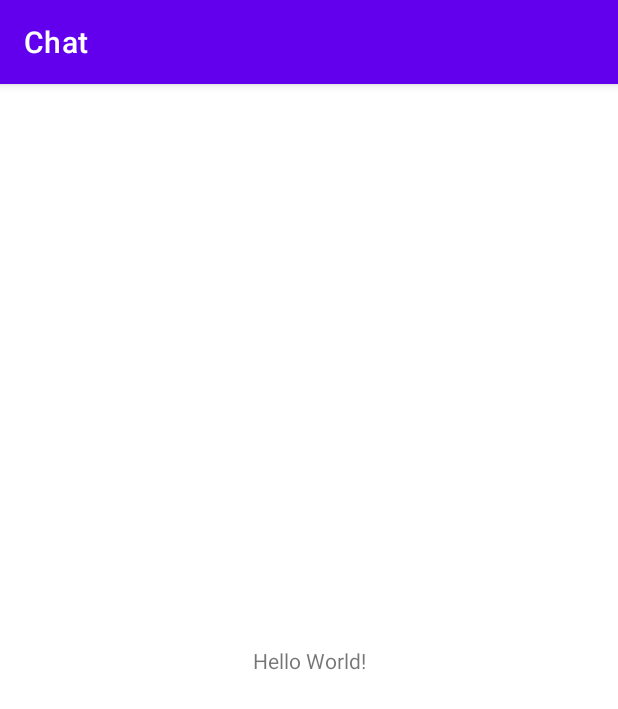
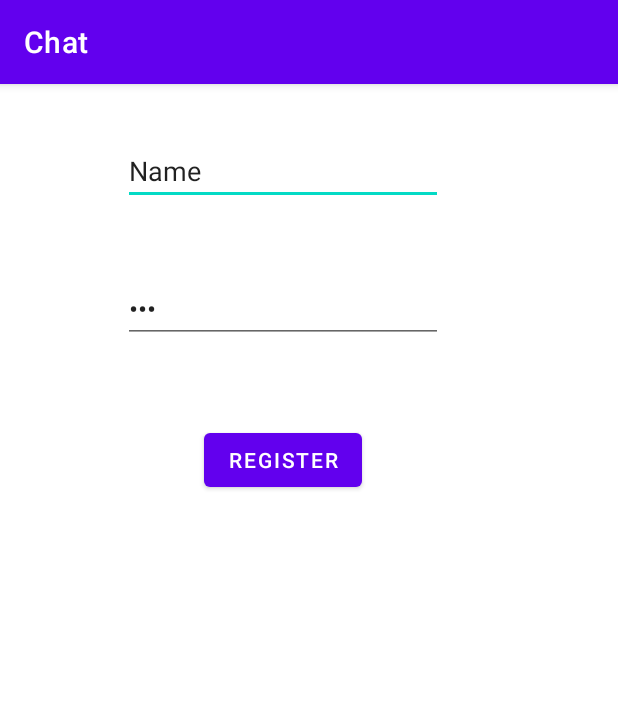
Before and after one commit to makewheels/Chat-Android, an Android app: the screen it shows after launch (MainActivity before the commit, RegisterActivity after it), on a phone screen of 412 x 824 dp. Shown: the top 709 px of the screen. Run offline under Robolectric (Android 15) with nearby library versions, the phone set to English and light mode, and no system bars; libraries missing offline, so code that uses them is left out: cn.jpush.android, es.dmoral.toasty; 2 statements that could not run were skipped.

Commit message:
与服务器跑通注册

```diff
--- a/app/src/main/java/com/androiddeveloper/chat/ExampleApplication.java
+++ b/app/src/main/java/com/androiddeveloper/chat/ChatApplication.java
@@ -4,12 +4,13 @@ import android.app.Application;
 
 import cn.jpush.android.api.JPushInterface;
 
-public class ExampleApplication extends Application {
+public class ChatApplication extends Application {
     @Override
     public void onCreate() {
         super.onCreate();
 
 //        JPushInterface.setDebugMode(true);
         JPushInterface.init(this);
+
     }
 }
--- a/app/src/main/java/com/androiddeveloper/chat/MainActivity.java
+++ /dev/null
@@ -1,38 +0,0 @@
-package com.androiddeveloper.chat;
-
-import android.os.Bundle;
-import android.util.Log;
-import android.widget.Toast;
-
-import androidx.appcompat.app.AppCompatActivity;
-
-import com.androiddeveloper.chat.utils.CallBackUtil;
-import com.androiddeveloper.chat.utils.OkhttpUtil;
-
-import cn.jpush.android.api.JPushInterface;
-import okhttp3.Call;
-
-public class MainActivity extends AppCompatActivity {
-
-    @Override
-    protected void onCreate(Bundle savedInstanceState) {
-        super.onCreate(savedInstanceState);
-        setContentView(R.layout.activity_main);
-
-        String registrationID = JPushInterface.getRegistrationID(this);
-        Log.e("tag", "MainActivity-registrationID " + registrationID);
-
-        String url = "http://10.4.137.239:8080/sendMessage?message=haelfgwjieof234f41";
-        OkhttpUtil.get(url, new CallBackUtil.CallBackString() {
-            @Override
-            public void onFailure(Call call, Exception e) {
-            }
-
-            @Override
-            public void onResponse(String response) {
-                Toast.makeText(MainActivity.this, "Success", Toast.LENGTH_SHORT).show();
-                Log.e("tag", response);
-            }
-        });
-    }
-}
--- /dev/null
+++ b/app/src/main/java/com/androiddeveloper/chat/entrance/EntranceActivity.java
@@ -0,0 +1,28 @@
+package com.androiddeveloper.chat.entrance;
+
+import android.content.Intent;
+import android.os.Bundle;
+import android.util.Log;
+
+import androidx.appcompat.app.AppCompatActivity;
+
+import com.androiddeveloper.chat.R;
+import com.androiddeveloper.chat.register.RegisterActivity;
+
+import cn.jpush.android.api.JPushInterface;
+
+public class EntranceActivity extends AppCompatActivity {
+
+    @Override
+    protected void onCreate(Bundle savedInstanceState) {
+        super.onCreate(savedInstanceState);
+        setContentView(R.layout.activity_entrance);
+
+        String registrationID = JPushInterface.getRegistrationID(this);
+        Log.e("tag", "MainActivity-registrationID " + registrationID);
+
+        Intent intent = new Intent(this, RegisterActivity.class);
+        startActivity(intent);
+        finish();
+    }
+}
--- a/app/src/main/java/com/androiddeveloper/chat/DataProvider.java
+++ b/app/src/main/java/com/androiddeveloper/chat/jpush/DataProvider.java
@@ -1,4 +1,4 @@
-package com.androiddeveloper.chat;
+package com.androiddeveloper.chat.jpush;
 
 import android.content.ContentProvider;
 import android.content.ContentValues;
--- a/app/src/main/java/com/androiddeveloper/chat/MyJCommonService.java
+++ b/app/src/main/java/com/androiddeveloper/chat/jpush/MyJCommonService.java
@@ -1,4 +1,4 @@
-package com.androiddeveloper.chat;
+package com.androiddeveloper.chat.jpush;
 
 import cn.jpush.android.service.JCommonService;
 
--- a/app/src/main/java/com/androiddeveloper/chat/MyJPushMessageReceiver.java
+++ b/app/src/main/java/com/androiddeveloper/chat/jpush/MyJPushMessageReceiver.java
@@ -1,4 +1,4 @@
-package com.androiddeveloper.chat;
+package com.androiddeveloper.chat.jpush;
 
 import android.content.Context;
 import android.util.Log;
--- /dev/null
+++ b/app/src/main/java/com/androiddeveloper/chat/register/RegisterActivity.java
@@ -0,0 +1,80 @@
+package com.androiddeveloper.chat.register;
+
+import android.content.Intent;
+import android.os.Bundle;
+import android.view.View;
+import android.widget.Button;
+import android.widget.EditText;
+import android.widget.Toast;
+
+import androidx.appcompat.app.AppCompatActivity;
+
+import com.androiddeveloper.chat.main.MainActivity;
+import com.androiddeveloper.chat.R;
+import com.androiddeveloper.chat.utils.Constants;
+import com.androiddeveloper.chat.utils.okhttp.CallBackUtil;
+import com.androiddeveloper.chat.utils.okhttp.OkhttpUtil;
+
+import java.util.HashMap;
+import java.util.Map;
+
+import es.dmoral.toasty.Toasty;
+import okhttp3.Call;
+
+public class RegisterActivity extends AppCompatActivity {
+    private EditText et_loginName;
+    private EditText et_password;
+    private Button btn_register;
+
+    @Override
+    protected void onCreate(Bundle savedInstanceState) {
+        super.onCreate(savedInstanceState);
+        setContentView(R.layout.activity_register);
+
+        initView();
+        setOnClickListener();
+    }
+
+    private void initView() {
+        et_loginName = findViewById(R.id.et_loginName);
+        et_password = findViewById(R.id.et_password);
+        btn_register = findViewById(R.id.btn_register);
+    }
+
+    private void setOnClickListener() {
+        btn_register.setOnClickListener(new View.OnClickListener() {
+            @Override
+            public void onClick(View v) {
+                click_btn_register();
+            }
+        });
+    }
+
+    /**
+     * 注册按钮
+     */
+    private void click_btn_register() {
+        String loginName = et_loginName.getText().toString();
+        String password = et_password.getText().toString();
+        Map<String, String> paramsMap = new HashMap<>();
+        paramsMap.put("loginName", loginName);
+        paramsMap.put("password", password);
+
+        OkhttpUtil.post(Constants.SERVER + "/user/register", paramsMap,
+                new CallBackUtil.CallBackString() {
+                    @Override
+                    public void onFailure(Call call, Exception e) {
+                        Toasty.error(RegisterActivity.this, R.string.error_occurred_please_retry,
+                                Toast.LENGTH_SHORT, true).show();
+                        e.printStackTrace();
+                    }
+
+                    @Override
+                    public void onResponse(String response) {
+                        Intent intent = new Intent(RegisterActivity.this, MainActivity.class);
+                        intent.putExtra("hello", response);
+                        startActivity(intent);
+                    }
+                });
+    }
+}
--- /dev/null
+++ b/app/src/main/java/com/androiddeveloper/chat/utils/Constants.java
@@ -0,0 +1,5 @@
+package com.androiddeveloper.chat.utils;
+
+public class Constants {
+    public static final String SERVER = "http://10.187.10.62:5007/chat-server";
+}
--- a/app/src/main/java/com/androiddeveloper/chat/utils/OkhttpUtil.java
+++ b/app/src/main/java/com/androiddeveloper/chat/utils/okhttp/OkhttpUtil.java
@@ -1,4 +1,4 @@
-package com.androiddeveloper.chat.utils;
+package com.androiddeveloper.chat.utils.okhttp;
 
 import java.io.File;
 import java.util.List;
--- a/app/src/main/java/com/androiddeveloper/chat/utils/RequestUtil.java
+++ b/app/src/main/java/com/androiddeveloper/chat/utils/okhttp/RequestUtil.java
@@ -1,4 +1,4 @@
-package com.androiddeveloper.chat.utils;
+package com.androiddeveloper.chat.utils.okhttp;
 
 import android.text.TextUtils;
 
--- a/app/src/main/res/layout/activity_main.xml
+++ b/app/src/main/res/layout/activity_main.xml
@@ -4,9 +4,10 @@
     xmlns:tools="http://schemas.android.com/tools"
     android:layout_width="match_parent"
     android:layout_height="match_parent"
-    tools:context=".MainActivity">
+    tools:context=".main.MainActivity">
 
     <TextView
+        android:id="@+id/tv_hello"
         android:layout_width="wrap_content"
         android:layout_height="wrap_content"
         android:text="Hello World!"
--- /dev/null
+++ b/app/src/main/res/layout/activity_register.xml
@@ -0,0 +1,71 @@
+<?xml version="1.0" encoding="utf-8"?>
+<androidx.constraintlayout.widget.ConstraintLayout xmlns:android="http://schemas.android.com/apk/res/android"
+    xmlns:app="http://schemas.android.com/apk/res-auto"
+    xmlns:tools="http://schemas.android.com/tools"
+    android:layout_width="match_parent"
+    android:layout_height="match_parent"
+    tools:context=".register.RegisterActivity">
+
+    <Button
+        android:id="@+id/btn_register"
+        android:layout_width="wrap_content"
+        android:layout_height="wrap_content"
+        android:text="@string/Register"
+        app:layout_constraintBottom_toTopOf="@+id/guideline4"
+        app:layout_constraintEnd_toStartOf="@+id/guideline"
+        app:layout_constraintStart_toStartOf="@+id/guideline"
+        app:layout_constraintTop_toTopOf="@+id/guideline4" />
+
+    <androidx.constraintlayout.widget.Guideline
+        android:id="@+id/guideline"
+        android:layout_width="wrap_content"
+        android:layout_height="wrap_content"
+        android:orientation="vertical"
+        app:layout_constraintGuide_begin="189dp" />
+
+    <androidx.constraintlayout.widget.Guideline
+        android:id="@+id/guideline2"
+        android:layout_width="wrap_content"
+        android:layout_height="wrap_content"
+        android:orientation="horizontal"
+        app:layout_constraintGuide_begin="58dp" />
+
+    <androidx.constraintlayout.widget.Guideline
+        android:id="@+id/guideline3"
+        android:layout_width="wrap_content"
+        android:layout_height="wrap_content"
+        android:orientation="horizontal"
+        app:layout_constraintGuide_begin="150dp" />
+
+    <androidx.constraintlayout.widget.Guideline
+        android:id="@+id/guideline4"
+        android:layout_width="wrap_content"
+        android:layout_height="wrap_content"
+        android:orientation="horizontal"
+        app:layout_constraintGuide_begin="251dp" />
+
+    <EditText
+        android:id="@+id/et_loginName"
+        android:layout_width="wrap_content"
+        android:layout_height="wrap_content"
+        android:ems="10"
+        android:inputType="textPersonName"
+        android:text="Name"
+        app:layout_constraintBottom_toTopOf="@+id/guideline2"
+        app:layout_constraintEnd_toStartOf="@+id/guideline"
+        app:layout_constraintStart_toStartOf="@+id/guideline"
+        app:layout_constraintTop_toTopOf="@+id/guideline2"
+        app:layout_constraintVertical_bias="0.488" />
+
+    <EditText
+        android:id="@+id/et_password"
+        android:layout_width="wrap_content"
+        android:layout_height="wrap_content"
+        android:ems="10"
+        android:inputType="textPassword"
+        android:text="pwd"
+        app:layout_constraintBottom_toTopOf="@+id/guideline3"
+        app:layout_constraintEnd_toStartOf="@+id/guideline"
+        app:layout_constraintStart_toStartOf="@+id/guideline"
+        app:layout_constraintTop_toTopOf="@+id/guideline3" />
+</androidx.constraintlayout.widget.ConstraintLayout>
--- a/app/src/main/res/values/strings.xml
+++ b/app/src/main/res/values/strings.xml
@@ -1,3 +1,5 @@
 <resources>
-    <string name="app_name">Chat</string>
+    <string name="app_name" translatable="false">Chat</string>
+    <string name="error_occurred_please_retry">Error occurred, please retry</string>
+    <string name="Register">Register</string>
 </resources>
--- a/build.gradle
+++ b/build.gradle
@@ -16,6 +16,8 @@ allprojects {
     repositories {
         google()
         jcenter()
+        maven { url "https://jitpack.io" }
+
     }
 }
 
```
Also changed, not shown: app/build.gradle (+7 -1 lines), app/src/main/AndroidManifest.xml (+23 -36 lines), app/src/main/java/com/androiddeveloper/chat/main/MainActivity.java (added, +25 -0 lines), app/src/main/java/com/androiddeveloper/chat/register/RegisterResponse.java (added, +11 -0 lines), app/src/main/java/com/androiddeveloper/chat/utils/okhttp/CallBackUtil.java (renamed from app/src/main/java/com/androiddeveloper/chat/utils/CallBackUtil.java, +3 -17 lines), app/src/main/res/layout/activity_entrance.xml (added, +9 -0 lines), 1 other file.
